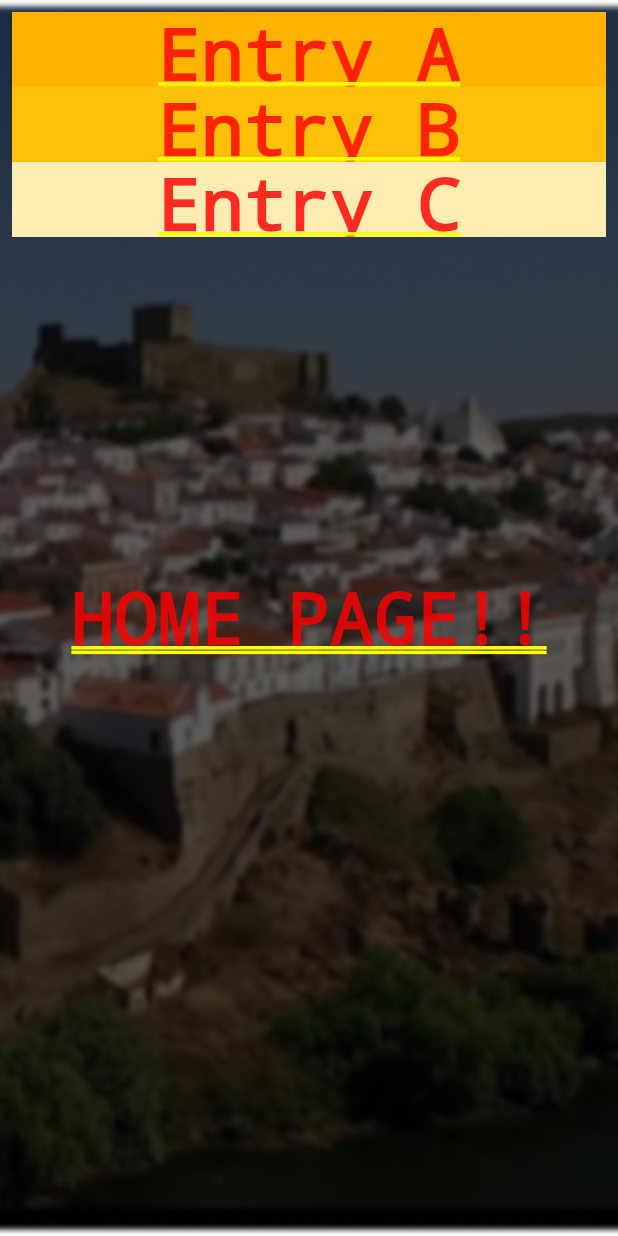
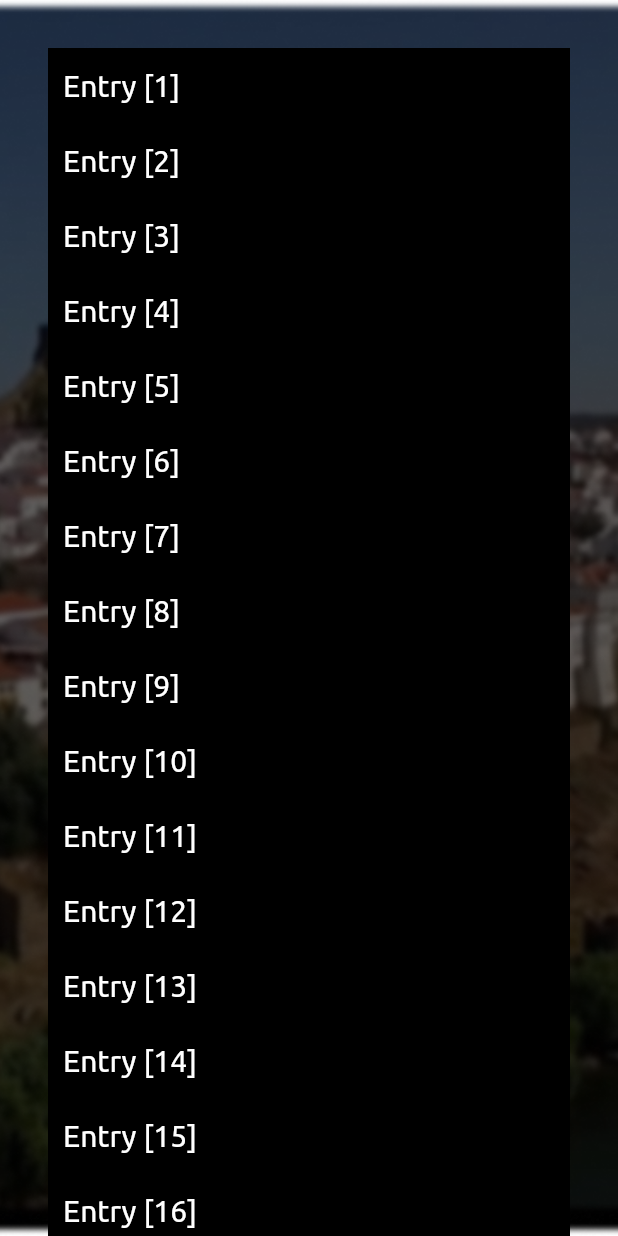
Before and after one commit to miguelnunorosa/ProjetoFinalCurso2021, a Flutter app: the screen it shows after launch, on a phone screen of 412 x 824 dp. Run offline on Flutter 3.47's test engine with Material 2 defaults, Android fonts, the phone set to English and light mode, and no system bars; our stand-ins replace firebase_core, fluttertoast; accounts and stored records are empty; statements that could not run were skipped; project files that could hold a hidden picture were left out.

Commit message:
update home page

```diff
--- a/code/MobileApp/app_ppm/lib/main.dart
+++ b/code/MobileApp/app_ppm/lib/main.dart
@@ -2,7 +2,9 @@ import 'package:flutter/material.dart';
 import 'package:flutter/services.dart';
 import 'package:firebase_core/firebase_core.dart';
 
-import 'package:app_ppm/screens/SplashScreen.dart';
+import 'package:app_ppm/pages/splashscreen/SplashScreen.dart';
+
+
 
 
 
--- a/code/MobileApp/app_ppm/lib/screens/components/BackgorundImage.dart
+++ b/code/MobileApp/app_ppm/lib/pages/components/BackgroundImage.dart
@@ -4,12 +4,17 @@ import 'package:flutter/material.dart';
 
 class BackgroundImage extends StatelessWidget {
 
-  const BackgroundImage({Key key}) : super(key: key);
+  const BackgroundImage({
+    Key key
+  }) : super(key: key);
+
+  final _imagePath = 'assets/img/app_background.png';
+
 
   @override
   Widget build(BuildContext context) {
     return Image(
-      image: AssetImage('assets/img/app_background.png'),
+      image: AssetImage(_imagePath),
       fit: BoxFit.cover,
       filterQuality: FilterQuality.medium,
       width: double.maxFinite,
@@ -18,6 +23,4 @@ class BackgroundImage extends StatelessWidget {
     );
   }
 
-
-
 }
--- /dev/null
+++ b/code/MobileApp/app_ppm/lib/pages/home/home_page.dart
@@ -0,0 +1,60 @@
+import 'package:flutter/material.dart';
+import 'package:flutter/services.dart';
+import 'package:app_ppm/pages/components/BackgroundImage.dart';
+
+
+
+
+class HomePage extends StatefulWidget {
+  const HomePage({Key key}) : super(key: key);
+
+  @override
+  _HomePageState createState() => _HomePageState();
+}
+
+class _HomePageState extends State<HomePage> {
+
+  @override
+  Widget build(BuildContext context) {
+    return Container(
+        child: Stack(
+          children: [
+            BackgroundImage(),
+
+            Center(
+              child: ListView.builder(
+                padding: const EdgeInsets.all(32),
+                itemCount: 30,
+                itemBuilder: (BuildContext context, int index){
+                  return Container(
+                    height: 50,
+                    color: Color.fromRGBO(0, 0, 0, 99.77),
+
+                    child: Container(
+                      alignment: Alignment.centerLeft,
+                        padding: const EdgeInsets.fromLTRB(10, 0, 0, 0),
+                        child: Text('Entry ${[index + 1]}',
+                          textAlign: TextAlign.left,
+                          style: TextStyle(
+                            fontSize: 20,
+                            fontFamily: 'Ubuntu',
+                            fontWeight: FontWeight.normal,
+                            color: Colors.white,
+                            decoration: TextDecoration.none,
+                          ),
+                        ),
+                    ),
+
+                  );
+                },
+              ),
+            ),
+
+
+
+          ],
+        ),
+    );
+  }
+
+}
--- a/code/MobileApp/app_ppm/lib/screens/SplashScreen.dart
+++ b/code/MobileApp/app_ppm/lib/pages/splashscreen/SplashScreen.dart
@@ -2,8 +2,10 @@ import 'dart:ui';
 import 'dart:async';
 import 'package:flutter/material.dart';
 import 'package:firebase_core/firebase_core.dart';
-import 'package:app_ppm/screens/components/BackgorundImage.dart';
-import 'package:app_ppm/screens/Home.dart';
+
+import 'package:app_ppm/pages/components/BackgroundImage.dart';
+import 'package:app_ppm/pages/home/home_page.dart';
+
 
 
 
--- a/code/MobileApp/app_ppm/lib/screens/Home.dart
+++ /dev/null
@@ -1,58 +0,0 @@
-import 'package:flutter/material.dart';
-import 'package:flutter/services.dart';
-
-import 'components/BackgorundImage.dart';
-
-
-class HomePage extends StatefulWidget {
-  const HomePage({Key key}) : super(key: key);
-
-  @override
-  _HomePageState createState() => _HomePageState();
-}
-
-class _HomePageState extends State<HomePage> {
-
-  @override
-  Widget build(BuildContext context) {
-    return Container(
-        child: Stack(
-          children: [
-            BackgroundImage(),
-
-            Center(
-              child: Text("HOME PAGE!!"),
-            ),
-
-
-            Center(
-              child: ListView(
-                padding: const EdgeInsets.all(8),
-                children: <Widget>[
-                  Container(
-                    height: 50,
-                    color: Colors.amber[600],
-                    child: const Center(child: Text('Entry A')),
-                  ),
-                  Container(
-                    height: 50,
-                    color: Colors.amber[500],
-                    child: const Center(child: Text('Entry B')),
-                  ),
-                  Container(
-                    height: 50,
-                    color: Colors.amber[100],
-                    child: const Center(child: Text('Entry C')),
-                  ),
-                ],
-              )
-            ),
-
-
-
-          ],
-        ),
-    );
-  }
-
-}
```
Also changed, not shown: code/MobileApp/app_ppm/lib/pages/components/ToastMessages.dart (renamed from code/MobileApp/app_ppm/lib/screens/components/ToastMessages.dart).
